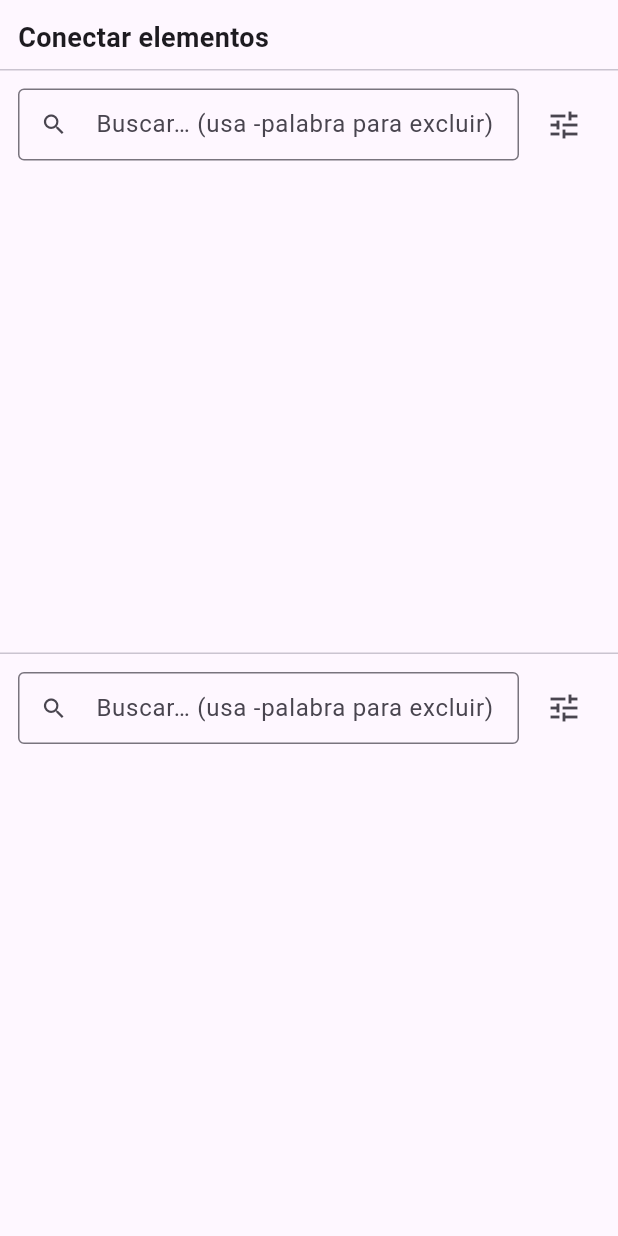
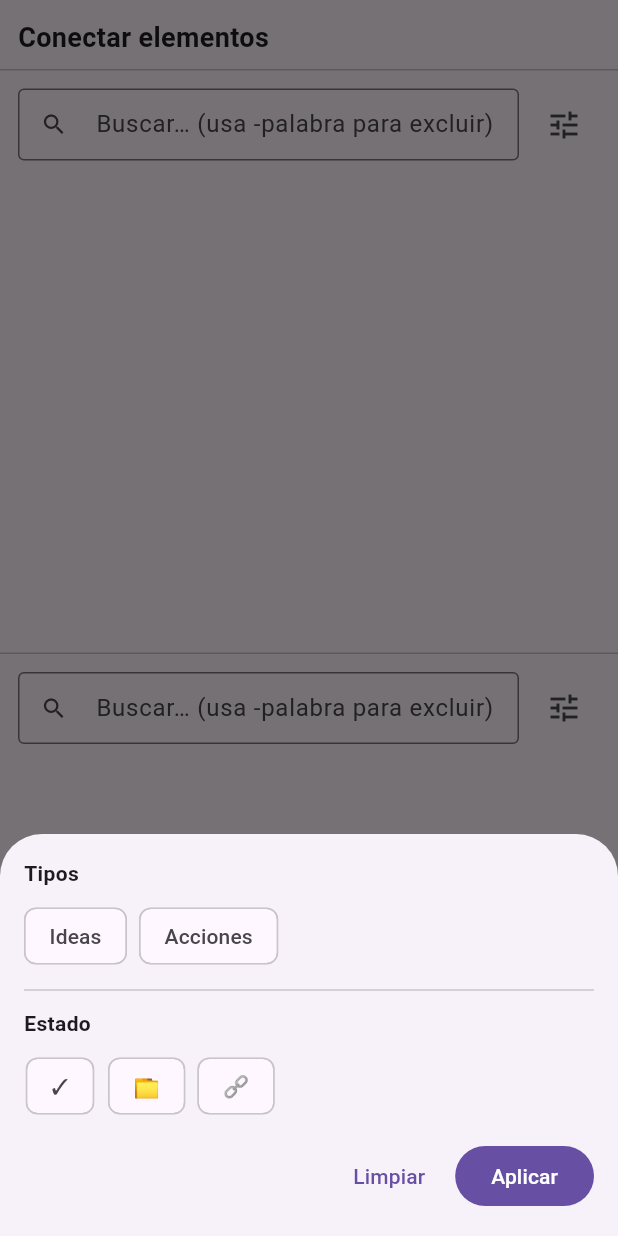
Before and after one commit to FrescoFresco/caosbox, a Flutter app: the LinksBlock widget shown alone on an empty page, opened directly with empty values, after a tap on the "tune" icon, on a phone screen of 412 x 824 dp. Run offline on Flutter 3.47's test engine with Material 3 defaults, Android fonts, the phone set to English and light mode, and no system bars.

Commit message:
Update links_block.dart

```diff
--- a/lib/ui/screens/links_block.dart
+++ b/lib/ui/screens/links_block.dart
@@ -1,5 +1,7 @@
 import 'package:flutter/material.dart';
 import 'package:caosbox/app/state/app_state.dart';
+import 'package:caosbox/core/models/enums.dart';
+import 'package:caosbox/core/utils/tri.dart';
 import 'package:caosbox/domain/search/search_models.dart';
 import 'package:caosbox/ui/widgets/content_block.dart';
 
@@ -13,7 +15,106 @@ class LinksBlock extends StatefulWidget {
 
 class _LinksBlockState extends State<LinksBlock> with AutomaticKeepAliveClientMixin {
   String? _selected;
+
+  // Búsqueda/filtrado independientes por columna
+  String _leftQuery  = '';
+  String _rightQuery = '';
+  SearchSpec _leftSpec  = const SearchSpec();
+  SearchSpec _rightSpec = const SearchSpec();
+
+  LocalFilters _leftFilters  = LocalFilters.empty;
+  LocalFilters _rightFilters = LocalFilters.empty;
+
   @override bool get wantKeepAlive => true;
+
+  // === Hoja de filtros avanzada (reutilizada por ambas columnas) ===
+  Future<LocalFilters?> _openFilters(BuildContext ctx, LocalFilters cur) async {
+    LocalFilters tmp = cur;
+    Tri cycle(Tri v) => v == Tri.off ? Tri.include : (v == Tri.include ? Tri.exclude : Tri.off);
+
+    return showModalBottomSheet<LocalFilters>(
+      context: ctx,
+      isScrollControlled: false,
+      builder: (_) => StatefulBuilder(
+        builder: (c, setS) {
+          Widget triChip(String label, Tri value, VoidCallback onTap, {Color? color}) {
+            final bool on = value != Tri.off;
+            final Color bg = switch (value) {
+              Tri.include => (color ?? Colors.green).withOpacity(0.20),
+              Tri.exclude => Colors.red.withOpacity(0.20),
+              _ => Colors.transparent,
+            };
+            final String txt = switch (value) {
+              Tri.include => label,
+              Tri.exclude => '⊘$label',
+              _ => label,
+            };
+            return ChoiceChip(
+              selected: on,
+              onSelected: (_) => onTap(),
+              label: Text(txt),
+              selectedColor: bg,
+            );
+          }
+
+          FilterChip typeChip(ItemType t) {
+            final on = tmp.types.contains(t);
+            return FilterChip(
+              selected: on,
+              onSelected: (_) => setS(() {
+                final ns = Set<ItemType>.from(tmp.types);
+                if (on) { ns.remove(t); } else { ns.add(t); }
+                tmp = tmp.copyWith(types: ns);
+              }),
+              label: Text(t == ItemType.idea ? 'Ideas' : 'Acciones'),
+            );
+          }
+
+          return SafeArea(
+            child: Padding(
+              padding: const EdgeInsets.all(16),
+              child: Column(mainAxisSize: MainAxisSize.min, crossAxisAlignment: CrossAxisAlignment.start, children: [
+                const Text('Tipos', style: TextStyle(fontWeight: FontWeight.w600)),
+                const SizedBox(height: 8),
+                Wrap(spacing: 8, runSpacing: 8, children: [
+                  typeChip(ItemType.idea),
+                  typeChip(ItemType.action),
+                ]),
+                const Divider(height: 24),
+                const Text('Estado', style: TextStyle(fontWeight: FontWeight.w600)),
+                const SizedBox(height: 8),
+                Wrap(spacing: 8, runSpacing: 8, children: [
+                  triChip('✓', tmp.completed, () => setS(()=> tmp = tmp.copyWith(completed: cycle(tmp.completed))), color: Colors.green),
+                  triChip('📁', tmp.archived,  () => setS(()=> tmp = tmp.copyWith(archived:  cycle(tmp.archived))),  color: Colors.grey),
+                  triChip('🔗', tmp.linked,    () => setS(()=> tmp = tmp.copyWith(linked:    cycle(tmp.linked))),    color: Colors.blue),
+                ]),
+                const SizedBox(height: 12),
+                Row(mainAxisAlignment: MainAxisAlignment.end, children: [
+                  TextButton(onPressed: (){
+                    setS((){ tmp = LocalFilters.empty; });
+                  }, child: const Text('Limpiar')),
+                  const SizedBox(width: 8),
+                  FilledButton(onPressed: (){
+                    Navigator.pop(c, tmp);
+                  }, child: const Text('Aplicar')),
+                ]),
+              ]),
+            ),
+          );
+        },
+      ),
+    );
+  }
+
+  void _openLeftFilters() async {
+    final res = await _openFilters(context, _leftFilters);
+    if (res != null) setState(() => _leftFilters = res);
+  }
+
+  void _openRightFilters() async {
+    final res = await _openFilters(context, _rightFilters);
+    if (res != null) setState(() => _rightFilters = res);
+  }
 
   @override
   Widget build(BuildContext context) {
@@ -23,16 +124,17 @@ class _LinksBlockState extends State<LinksBlock> with AutomaticKeepAliveClientMi
       child: ContentBlock(
         key: const ValueKey('links_left'),
         state: widget.state,
-        types: null,
-        spec: const SearchSpec(),
-        quickQuery: '',
-        onQuickQuery: (_) {},
-        onOpenFilters: () {},     // ignorado internamente (ContentBlock abre su propio panel)
+        types: null,                         // ambos
+        spec: _leftSpec,                     // espec. de búsqueda (si la usas)
+        quickQuery: _leftQuery,              // query rápida (independiente)
+        onQuickQuery: (q)=> setState(()=> _leftQuery = q),
+        onOpenFilters: _openLeftFilters,     // ← abre filtros avanzados de la COLUMNA IZQ
+        localFilters: _leftFilters,          // ← se aplican localmente
         showComposer: false,
         mode: ContentBlockMode.select,
         selectedId: _selected,
         onSelect: (id)=> setState(()=> _selected = id),
-        checkboxSide: CheckboxSide.right,
+        checkboxSide: CheckboxSide.right,    // checkbox a la DERECHA en izq (ancla)
       ),
     );
 
@@ -41,14 +143,15 @@ class _LinksBlockState extends State<LinksBlock> with AutomaticKeepAliveClientMi
         key: ValueKey('links_right_${_selected ?? "none"}'),
         state: widget.state,
         types: null,
-        spec: const SearchSpec(),
-        quickQuery: '',
-        onQuickQuery: (_) {},
-        onOpenFilters: () {},     // ignorado internamente
+        spec: _rightSpec,
+        quickQuery: _rightQuery,
+        onQuickQuery: (q)=> setState(()=> _rightQuery = q),
+        onOpenFilters: _openRightFilters,    // ← abre filtros avanzados de la COLUMNA DCHA
+        localFilters: _rightFilters,         // ← se aplican localmente
         showComposer: false,
         mode: ContentBlockMode.link,
         anchorId: _selected,
-        checkboxSide: CheckboxSide.left,
+        checkboxSide: CheckboxSide.left,     // checkbox a la IZQUIERDA en dcha (link)
       ),
     );
 
```
